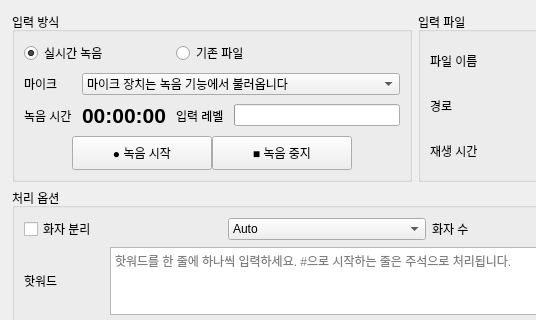
ongre01/korean_transcriber, file gui/mainwindow.ui: the form before one commit; both pictures show x 0 to 536 and y 0 to 320 of the 1063 by 843 pixel window.
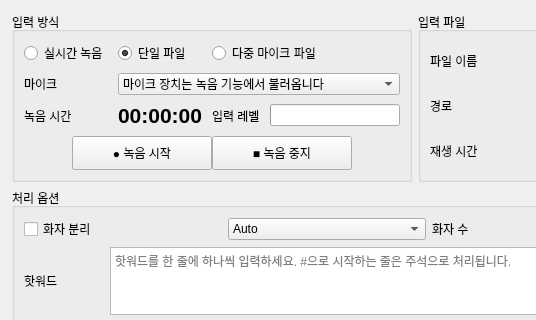
The form after the commit.

Commit message: feat: Implement MultiAudioInputModel and UI for multi-microphone file input

Diff of the .ui file:
```diff
--- a/gui/mainwindow.ui
+++ b/gui/mainwindow.ui
@@ -72,14 +72,11 @@
          </property>
         </widget>
        </item>
-       <item row="0" column="0" colspan="2">
+       <item row="0" column="0">
         <widget class="QRadioButton" name="recordingModeRadioButton">
          <property name="text">
           <string>실시간 녹음</string>
          </property>
-         <property name="checked">
-          <bool>true</bool>
-         </property>
         </widget>
        </item>
        <item row="1" column="1" colspan="3">
@@ -91,10 +88,20 @@
          </item>
         </widget>
        </item>
-       <item row="0" column="2" colspan="2">
+       <item row="0" column="1">
         <widget class="QRadioButton" name="fileModeRadioButton">
          <property name="text">
-          <string>기존 파일</string>
+          <string>단일 파일</string>
+         </property>
+         <property name="checked">
+          <bool>true</bool>
+         </property>
+        </widget>
+       </item>
+       <item row="0" column="2" colspan="2">
+        <widget class="QRadioButton" name="multiFileModeRadioButton">
+         <property name="text">
+          <string>다중 마이크 파일</string>
          </property>
         </widget>
        </item>
```
The commit also changes 10 other files.
